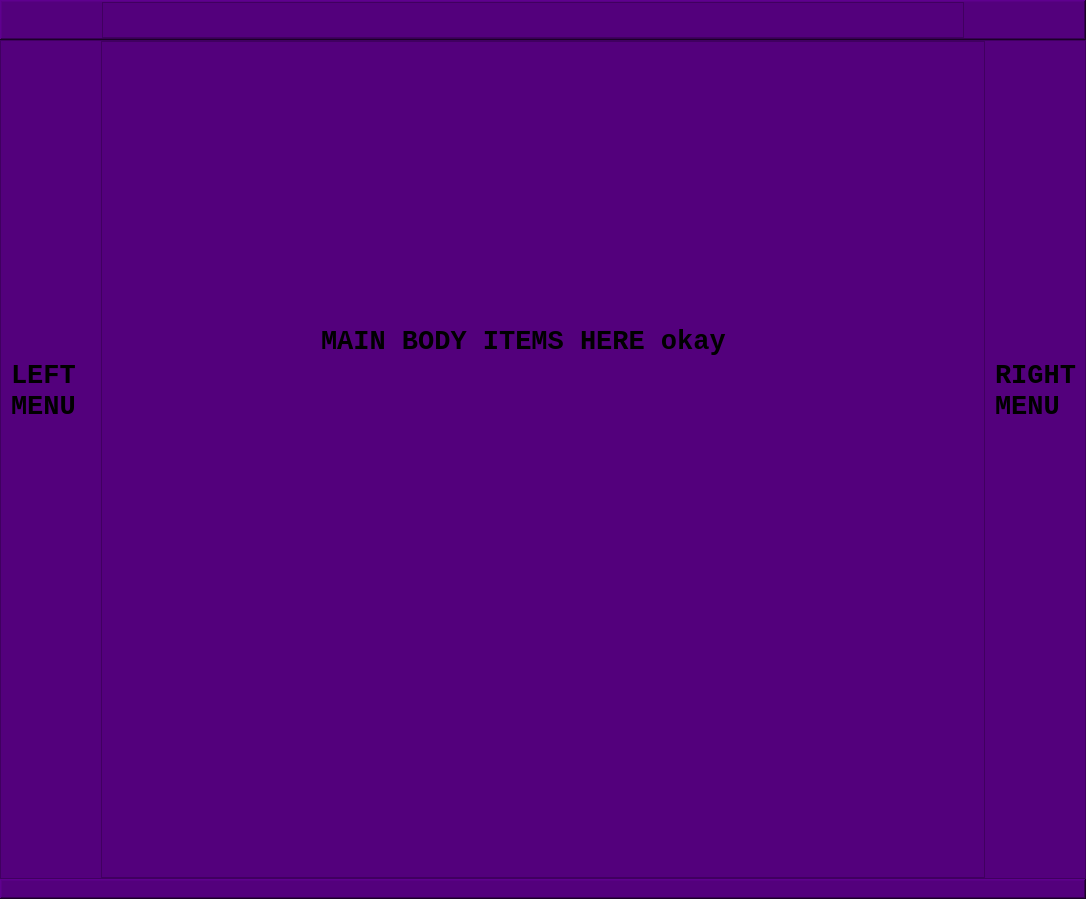
dlalstj0213/Study.Python, file my_pyside2/clone/main_window.ui: the form before one commit.
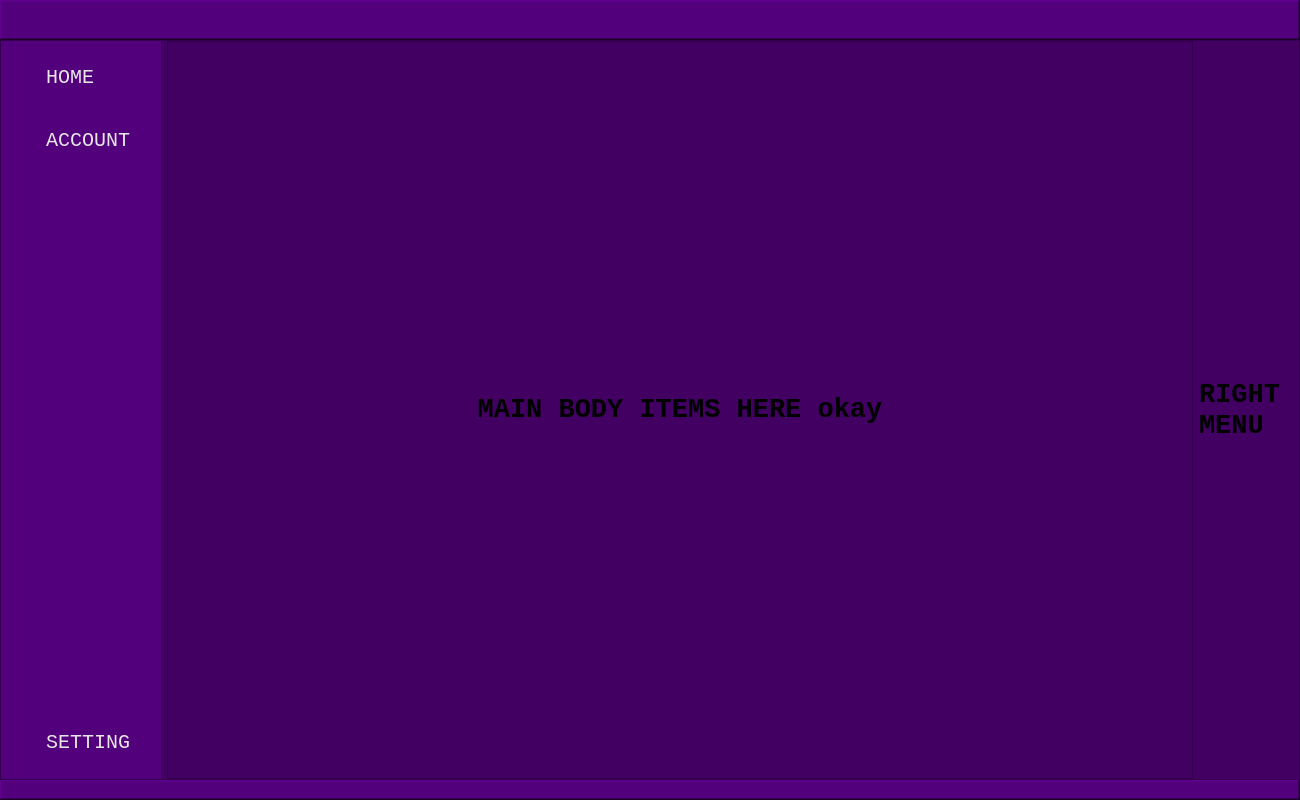
The form after the commit. Icons and pictures are not drawn.

Commit message: pyside2: add toggle left side menu

Patch:
```diff
--- a/my_pyside2/clone/main_window.ui
+++ b/my_pyside2/clone/main_window.ui
@@ -6,8 +6,8 @@
    <rect>
     <x>0</x>
     <y>0</y>
-    <width>1086</width>
-    <height>899</height>
+    <width>1300</width>
+    <height>800</height>
    </rect>
   </property>
   <property name="windowTitle">
@@ -39,7 +39,10 @@
        </size>
       </property>
       <property name="styleSheet">
-       <string notr="true">background-color: rgb(83, 0, 124);</string>
+       <string notr="true">QFrame{
+	background-color: rgb(83, 0, 124);
+}
+</string>
       </property>
       <property name="frameShape">
        <enum>QFrame::WinPanel</enum>
@@ -94,13 +97,13 @@
            <widget class="QFrame" name="left_menu_toggle">
             <property name="minimumSize">
              <size>
-              <width>100</width>
+              <width>80</width>
               <height>0</height>
              </size>
             </property>
             <property name="maximumSize">
              <size>
-              <width>100</width>
+              <width>80</width>
               <height>16777215</height>
              </size>
             </property>
@@ -175,7 +178,7 @@
           <item>
            <widget class="QFrame" name="titlebar">
             <property name="frameShape">
-             <enum>QFrame::StyledPanel</enum>
+             <enum>QFrame::NoFrame</enum>
             </property>
             <property name="frameShadow">
              <enum>QFrame::Raised</enum>
@@ -237,6 +240,12 @@
               <verstretch>0</verstretch>
              </sizepolicy>
             </property>
+            <property name="minimumSize">
+             <size>
+              <width>37</width>
+              <height>30</height>
+             </size>
+            </property>
             <property name="cursor">
              <cursorShape>PointingHandCursor</cursorShape>
             </property>
@@ -325,7 +334,7 @@
     <item>
      <widget class="QFrame" name="main_body">
       <property name="styleSheet">
-       <string notr="true">background-color: rgb(83, 0, 124);</string>
+       <string notr="true">background-color: rgb(65, 0, 98);</string>
       </property>
       <property name="frameShape">
        <enum>QFrame::StyledPanel</enum>
@@ -333,10 +342,7 @@
       <property name="frameShadow">
        <enum>QFrame::Raised</enum>
       </property>
-      <layout class="QHBoxLayout" name="horizontalLayout">
-       <property name="spacing">
-        <number>0</number>
-       </property>
+      <layout class="QGridLayout" name="gridLayout">
        <property name="leftMargin">
         <number>0</number>
        </property>
@@ -349,16 +355,41 @@
        <property name="bottomMargin">
         <number>0</number>
        </property>
-       <item>
+       <property name="verticalSpacing">
+        <number>0</number>
+       </property>
+       <item row="0" column="0">
         <widget class="QFrame" name="left_side_menu">
          <property name="maximumSize">
           <size>
-           <width>100</width>
+           <width>160</width>
            <height>16777215</height>
           </size>
          </property>
          <property name="styleSheet">
-          <string notr="true"/>
+          <string notr="true">QFrame{
+	background-color: rgb(83, 0, 124);
+}
+QPushButton{
+	padding: 20px 10px;
+	border: none;
+	border-radius: 10px;
+	background-color: rgb(83, 0, 124);
+	color: rgb(230, 230, 230);
+	
+	text-align: left;
+	background-repeat: none;
+	padding-left: 40px;
+	background-position: center left;
+}
+
+QPushButton::hover{
+	background-color: rgb(120, 0, 180);
+}
+
+QPushButton::pressed{
+	background-color: rgb(65, 0, 98);
+}</string>
          </property>
          <property name="frameShape">
           <enum>QFrame::NoFrame</enum>
@@ -366,33 +397,159 @@
          <property name="frameShadow">
           <enum>QFrame::Raised</enum>
          </property>
-         <widget class="QLabel" name="label_2">
-          <property name="geometry">
-           <rect>
-            <x>10</x>
-            <y>290</y>
-            <width>91</width>
-            <height>121</height>
-           </rect>
+         <layout class="QVBoxLayout" name="verticalLayout_3">
+          <property name="spacing">
+           <number>0</number>
           </property>
-          <property name="font">
-           <font>
-            <family>Consolas</family>
-            <pointsize>20</pointsize>
-            <weight>75</weight>
-            <bold>true</bold>
-           </font>
+          <property name="leftMargin">
+           <number>5</number>
           </property>
-          <property name="text">
-           <string>LEFT MENU</string>
+          <property name="topMargin">
+           <number>5</number>
           </property>
-          <property name="wordWrap">
-           <bool>true</bool>
+          <property name="rightMargin">
+           <number>5</number>
           </property>
-         </widget>
+          <property name="bottomMargin">
+           <number>5</number>
+          </property>
+          <item>
+           <widget class="QFrame" name="left_menu_top_btns">
+            <property name="frameShape">
+             <enum>QFrame::NoFrame</enum>
+            </property>
+            <property name="frameShadow">
+             <enum>QFrame::Raised</enum>
+            </property>
+            <layout class="QFormLayout" name="formLayout">
+             <property name="horizontalSpacing">
+              <number>0</number>
+             </property>
+             <property name="verticalSpacing">
+              <number>0</number>
+             </property>
+             <property name="leftMargin">
+              <number>0</number>
+             </property>
+             <property name="topMargin">
+              <number>0</number>
+             </property>
+             <property name="rightMargin">
+              <number>0</number>
+             </property>
+             <property name="bottomMargin">
+              <number>0</number>
+             </property>
+             <item row="0" column="0" colspan="2">
+              <widget class="QPushButton" name="pushButton_3">
+               <property name="sizePolicy">
+                <sizepolicy hsizetype="Expanding" vsizetype="Fixed">
+                 <horstretch>0</horstretch>
+                 <verstretch>0</verstretch>
+                </sizepolicy>
+               </property>
+               <property name="minimumSize">
+                <size>
+                 <width>100</width>
+                 <height>0</height>
+                </size>
+               </property>
+               <property name="maximumSize">
+                <size>
+                 <width>16777215</width>
+                 <height>16777215</height>
+                </size>
+               </property>
+               <property name="font">
+                <font>
+                 <family>Consolas</family>
+                 <pointsize>15</pointsize>
+                </font>
+               </property>
+               <property name="styleSheet">
+                <string notr="true">background-image: url(:/icons/icons/cil-home.png);</string>
+               </property>
+               <property name="text">
+                <string>HOME</string>
+               </property>
+              </widget>
+             </item>
+             <item row="1" column="0" colspan="2">
+              <widget class="QPushButton" name="pushButton_4">
+               <property name="sizePolicy">
+                <sizepolicy hsizetype="Expanding" vsizetype="Fixed">
+                 <horstretch>0</horstretch>
+                 <verstretch>0</verstretch>
+                </sizepolicy>
+               </property>
+               <property name="minimumSize">
+                <size>
+                 <width>100</width>
+                 <height>0</height>
+                </size>
+               </property>
+               <property name="maximumSize">
+                <size>
+                 <width>16777215</width>
+                 <height>16777215</height>
+                </size>
+               </property>
+               <property name="font">
+                <font>
+                 <family>Consolas</family>
+                 <pointsize>15</pointsize>
+                </font>
+               </property>
+               <property name="styleSheet">
+                <string notr="true">background-image: url(:/icons/icons/cil-user.png);
+</string>
+               </property>
+               <property name="text">
+                <string>ACCOUNT</string>
+               </property>
+              </widget>
+             </item>
+            </layout>
+           </widget>
+          </item>
+          <item>
+           <widget class="QPushButton" name="pushButton_2">
+            <property name="sizePolicy">
+             <sizepolicy hsizetype="Expanding" vsizetype="Fixed">
+              <horstretch>0</horstretch>
+              <verstretch>0</verstretch>
+             </sizepolicy>
+            </property>
+            <property name="minimumSize">
+             <size>
+              <width>100</width>
+              <height>0</height>
+             </size>
+            </property>
+            <property name="maximumSize">
+             <size>
+              <width>16777215</width>
+              <height>16777215</height>
+             </size>
+            </property>
+            <property name="font">
+             <font>
+              <family>Consolas</family>
+              <pointsize>15</pointsize>
+             </font>
+            </property>
+            <property name="styleSheet">
+             <string notr="true">background-image: url(:/icons/icons/cil-settings.png);</string>
+            </property>
+            <property name="text">
+             <string>SETTING</string>
+            </property>
+           </widget>
+          </item>
+         </layout>
         </widget>
        </item>
-       <item>
+       <item row="0" column="1">
         <widget class="QFrame" name="center_main_items">
          <property name="styleSheet">
           <string notr="true"/>
@@ -403,30 +560,44 @@
          <property name="frameShadow">
           <enum>QFrame::Raised</enum>
          </property>
-         <widget class="QLabel" name="label">
-          <property name="geometry">
-           <rect>
-            <x>220</x>
-            <y>160</y>
-            <width>521</width>
-            <height>281</height>
-           </rect>
+         <layout class="QVBoxLayout" name="verticalLayout_2">
+          <property name="spacing">
+           <number>0</number>
           </property>
-          <property name="font">
-           <font>
-            <family>Consolas</family>
-            <pointsize>20</pointsize>
-            <weight>75</weight>
-            <bold>true</bold>
-           </font>
+          <property name="leftMargin">
+           <number>0</number>
           </property>
-          <property name="text">
-           <string>MAIN BODY ITEMS HERE okay</string>
+          <property name="topMargin">
+           <number>0</number>
           </property>
-         </widget>
+          <property name="rightMargin">
+           <number>0</number>
+          </property>
+          <property name="bottomMargin">
+           <number>0</number>
+          </property>
+          <item>
+           <widget class="QLabel" name="label">
+            <property name="font">
+             <font>
+              <family>Consolas</family>
+              <pointsize>20</pointsize>
+              <weight>75</weight>
+              <bold>true</bold>
+             </font>
+            </property>
+            <property name="text">
+             <string>MAIN BODY ITEMS HERE okay</string>
+            </property>
+            <property name="alignment">
+             <set>Qt::AlignCenter</set>
+            </property>
+           </widget>
+          </item>
+         </layout>
         </widget>
        </item>
-       <item>
+       <item row="0" column="2">
         <widget class="QFrame" name="right_side_menu">
          <property name="maximumSize">
           <size>
@@ -443,30 +614,41 @@
          <property name="frameShadow">
           <enum>QFrame::Raised</enum>
          </property>
-         <widget class="QLabel" name="label_3">
-          <property name="geometry">
-           <rect>
-            <x>10</x>
-            <y>290</y>
-            <width>81</width>
-            <height>121</height>
-           </rect>
+         <layout class="QVBoxLayout" name="verticalLayout_4">
+          <property name="spacing">
+           <number>0</number>
           </property>
-          <property name="font">
-           <font>
-            <family>Consolas</family>
-            <pointsize>20</pointsize>
-            <weight>75</weight>
-            <bold>true</bold>
-           </font>
+          <property name="leftMargin">
+           <number>0</number>
           </property>
-          <property name="text">
-           <string>RIGHT MENU</string>
+          <property name="topMargin">
+           <number>0</number>
           </property>
-          <property name="wordWrap">
-           <bool>true</bool>
+          <property name="rightMargin">
+           <number>0</number>
           </property>
-         </widget>
+          <property name="bottomMargin">
+           <number>0</number>
+          </property>
+          <item>
+           <widget class="QLabel" name="label_3">
+            <property name="font">
+             <font>
+              <family>Consolas</family>
+              <pointsize>20</pointsize>
+              <weight>75</weight>
+              <bold>true</bold>
+             </font>
+            </property>
+            <property name="text">
+             <string>RIGHT MENU</string>
+            </property>
+            <property name="wordWrap">
+             <bool>true</bool>
+            </property>
+           </widget>
+          </item>
+         </layout>
         </widget>
        </item>
       </layout>
@@ -481,7 +663,10 @@
        </size>
       </property>
       <property name="styleSheet">
-       <string notr="true">background-color: rgb(83, 0, 124);</string>
+       <string notr="true">QFrame{
+	background-color: rgb(83, 0, 124);
+}
+</string>
       </property>
       <property name="frameShape">
        <enum>QFrame::WinPanel</enum>
```
Left out of the diff: 2 changed lines with no effect on the pictures. The commit also changes 4 other files.
